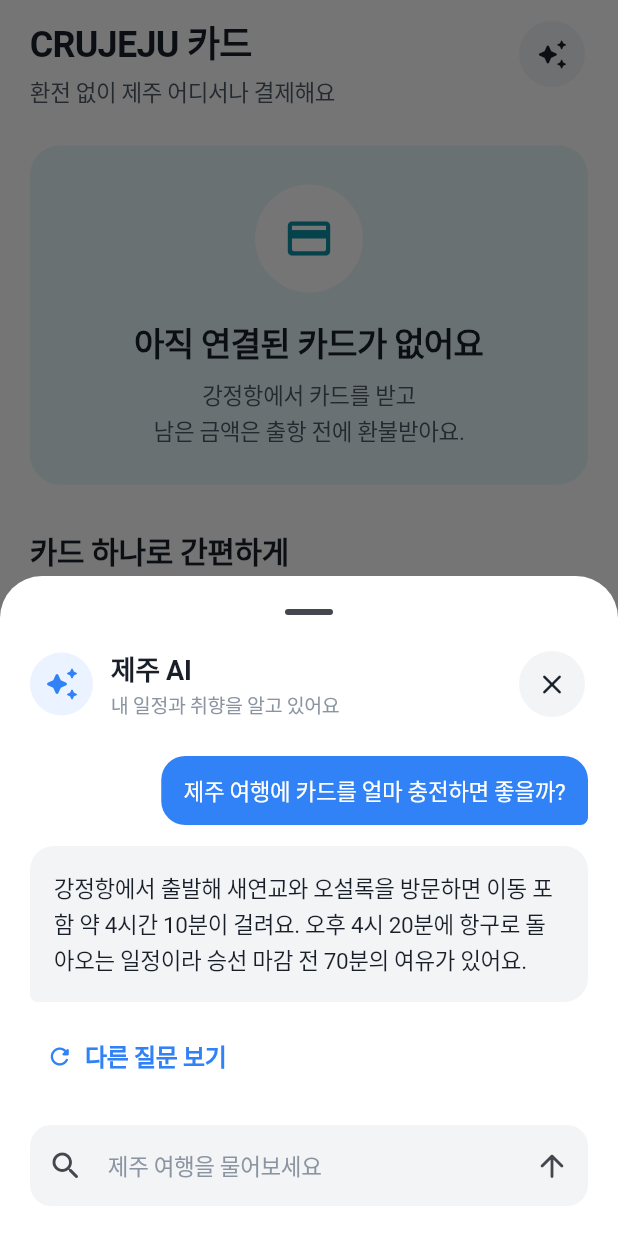
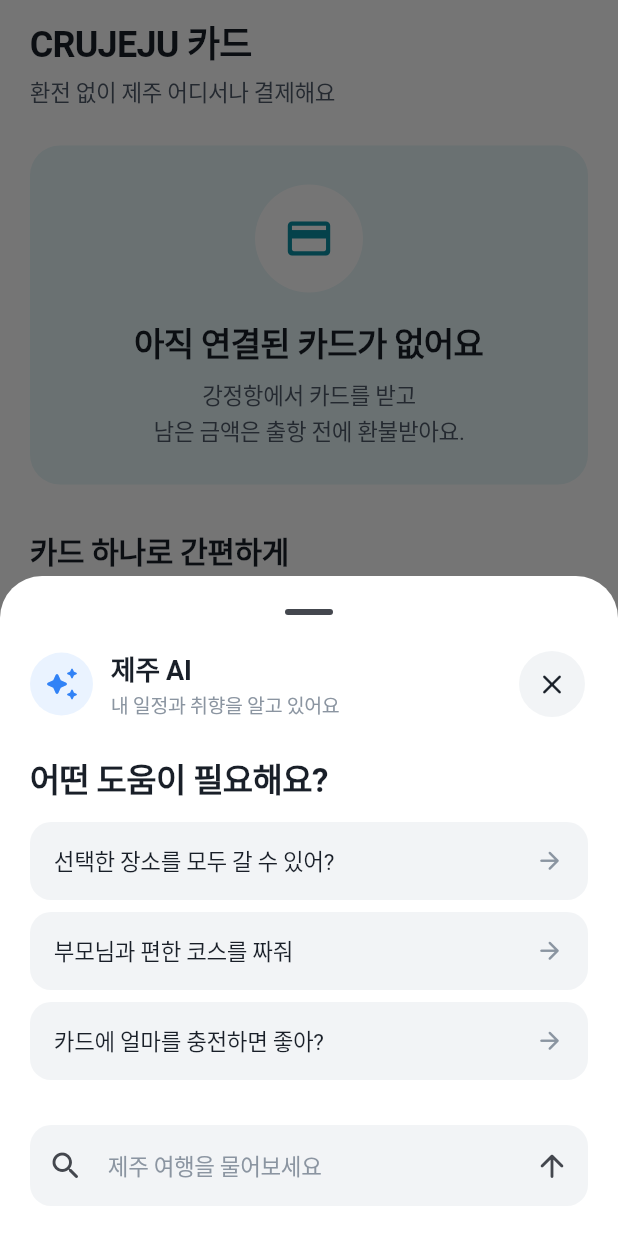
Before and after one commit to jiho01/crujeju, a Flutter app: the MainShell screen opened directly with empty values, item 4 of the bottom bar chosen, after a tap on the "auto awesome" icon, on a phone screen of 412 x 824 dp. Run offline on Flutter 3.47's test engine with Material 3 defaults, Android fonts, the phone set to English and light mode, and no system bars; our stand-ins replace shared_preferences; accounts and stored records are empty.

Commit message:
Remove unissued card header AI action

```diff
--- a/lib/screens/wallet_screen.dart
+++ b/lib/screens/wallet_screen.dart
@@ -5,7 +5,6 @@ import '../data/app_data.dart';
 import '../models/models.dart';
 import '../state/app_state.dart';
 import '../theme/app_theme.dart';
-import '../widgets/ai_assistant_sheet.dart';
 import '../widgets/common.dart';
 
 Route<void> cardApplicationRoute(AppState appState) {
@@ -364,14 +363,6 @@ class _UnissuedWallet extends StatelessWidget {
             child: PageHeader(
               title: 'CRUJEJU 카드',
               subtitle: '환전 없이 제주 어디서나 결제해요',
-              action: RoundIconButton(
-                icon: Icons.auto_awesome_rounded,
-                onPressed: () => showAiAssistant(
-                  context,
-                  initialQuestion: '제주 여행에 카드를 얼마 충전하면 좋을까?',
-                ),
-                tooltip: 'AI에게 충전금액 물어보기',
-              ),
             ),
           ),
           SliverToBoxAdapter(
```
Also changed, not shown: 2 other files.
